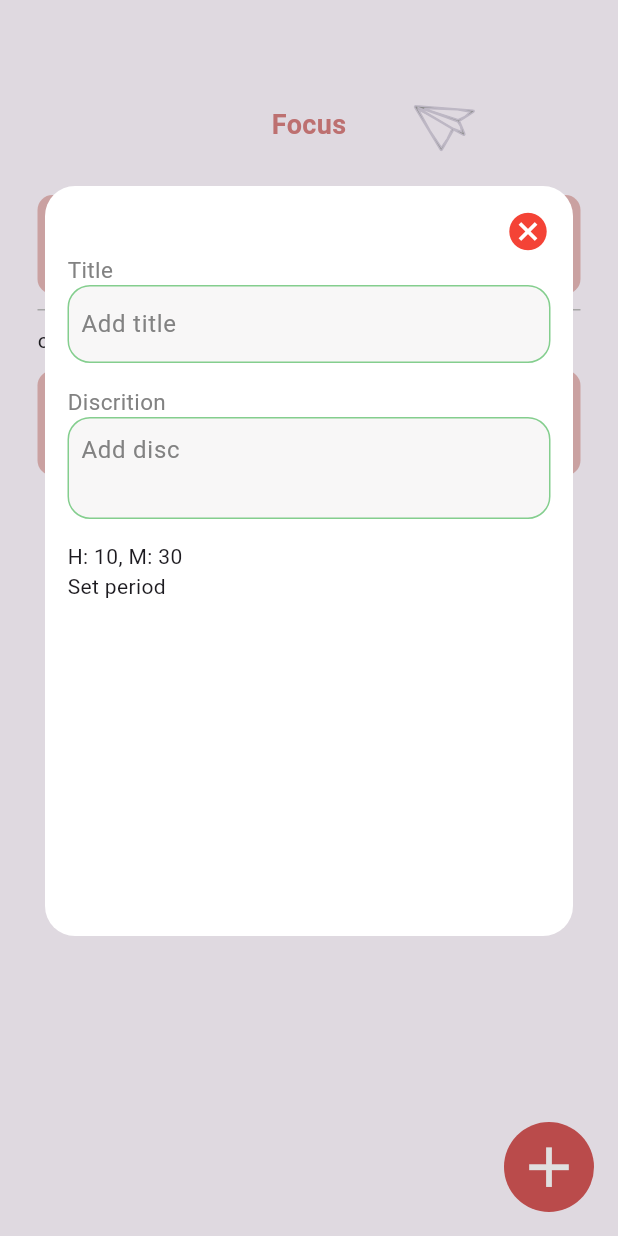
After one commit to Mohammed595/focus_area_app, a Flutter app: the HomeScreen screen opened by its route, after a tap on the "add" icon, on a phone screen of 412 x 824 dp. The commit adds this screen. Run offline on Flutter 3.47's test engine with Material 3 defaults, Android fonts, the phone set to English and light mode, and no system bars; our stand-ins replace flutter_svg, shared_preferences, smooth_page_indicator; accounts and stored records are empty.

Commit message:
design (titlecand discption text feild) and same widgets in add new custom

```diff
--- /dev/null
+++ b/lib/features/add_new_fucos.dart/view/screen/add_focus_screen.dart
@@ -0,0 +1,106 @@
+import 'package:flutter/material.dart';
+import 'package:focus_area_app/features/add_new_fucos.dart/view/widgets/custom_text_field_add_focus.dart';
+
+class AddNewFocus extends StatefulWidget {
+   AddNewFocus({super.key});
+
+  @override
+  State<AddNewFocus> createState() => _AddNewFocusState();
+}
+
+class _AddNewFocusState extends State<AddNewFocus> {
+  TimeOfDay timeOfDay = TimeOfDay.now();
+
+  @override
+  Widget build(BuildContext context) {
+
+    return Container(
+      height: 500,
+      width: double.infinity,
+      margin: const EdgeInsets.only(
+        bottom: 200,
+        left: 30,
+        right: 30,
+      ),
+      padding:const EdgeInsets.all(15),
+      decoration: BoxDecoration(
+        color: Colors.white,
+        borderRadius: BorderRadius.circular(20.0),
+      ),
+      child: Column(
+        crossAxisAlignment: CrossAxisAlignment.start,
+        children: [
+          // cancel btn
+          GestureDetector(
+            onTap: () {
+              Navigator.of(context).pop();
+            },
+            child: Container(
+              alignment: Alignment.topRight,
+              child: const Icon(
+                Icons.cancel,
+                color: Colors.red,
+                size: 30,
+              ),
+            ),
+          ),
+
+          // title form
+          const Text(
+            'Title',
+            style: TextStyle(
+              color: Color(0xff828282),
+              fontSize: 15,
+            ),
+          ),
+
+
+         const CustomTextFeildOfAddNewFocus(
+            isDic: false,// it's title
+          ),
+
+          const SizedBox(
+            height: 15,
+          ),
+
+           const Text(
+            'Discrition',
+            style: TextStyle(
+              color: Color(0xff828282),
+              fontSize: 15,
+            ),
+          ),
+         const CustomTextFeildOfAddNewFocus(isDic: true,),
+
+        const  SizedBox(
+            height: 15,
+          ),
+
+          // Period
+          Text('H: ${timeOfDay.hour}, M: ${timeOfDay.minute}'),
+
+          GestureDetector(
+            onTap: () async{
+              TimeOfDay? tt = await showTimePicker(context: context,
+              initialTime: timeOfDay);
+
+              if (tt != null){
+                setState(() {
+                  timeOfDay = tt;
+                });
+              }
+
+
+            },
+            child: Container(
+              child: Text ('Set period'),
+            ),
+          ),
+
+
+
+        ],
+      ),
+    );
+  }
+}
--- /dev/null
+++ b/lib/features/add_new_fucos.dart/view/widgets/custom_text_field_add_focus.dart
@@ -0,0 +1,38 @@
+
+import 'package:flutter/material.dart';
+
+class CustomTextFeildOfAddNewFocus extends StatelessWidget {
+  const CustomTextFeildOfAddNewFocus({super.key, required this.isDic});
+
+  final bool isDic;
+
+  @override
+  Widget build(BuildContext context) {
+    return Container(
+      // height: 45,
+      width: double.infinity,
+      padding: const EdgeInsets.only(top: 1, bottom: 1, left: 8, right: 8),
+      alignment: Alignment.centerRight,
+
+      decoration: BoxDecoration(
+          borderRadius: BorderRadius.circular(15),
+          color: Color.fromARGB(255, 248, 247, 247),
+          border: Border.all(
+            color: Color.fromARGB(255, 132, 206, 142),
+          )),
+
+      // form
+      child: TextField(
+        maxLines: isDic ? 2 : 1,
+        decoration: InputDecoration(
+          border: InputBorder.none,
+          hintText: isDic ? 'Add disc' : 'Add title',
+          hintStyle: TextStyle(
+            color: Color(0xff828282),
+            fontSize: 16,
+          ),
+        ),
+      ),
+    );
+  }
+}
--- a/lib/features/home_screen.dart/ui/screen/home_screen.dart
+++ b/lib/features/home_screen.dart/ui/screen/home_screen.dart
@@ -1,4 +1,5 @@
 import 'package:flutter/material.dart';
+import 'package:focus_area_app/features/add_new_fucos.dart/view/screen/add_focus_screen.dart';
 import 'package:focus_area_app/features/home_screen.dart/ui/widgets/app_bar_home_screen.dart';
 import 'package:focus_area_app/features/home_screen.dart/ui/widgets/custom_focus_widget.dart';
 import 'package:focus_area_app/features/home_screen.dart/ui/widgets/quick_focus_widget.dart';
@@ -9,6 +10,32 @@ class HomeScreen extends StatelessWidget {
   @override
   Widget build(BuildContext context) {
     return Scaffold(
+      floatingActionButton: GestureDetector(
+        onTap: () {
+          showModalBottomSheet(
+            context: context,
+            backgroundColor: Colors.transparent,
+            isScrollControlled: true,
+            barrierColor: Colors.black12,
+            builder: (BuildContext context) {
+              return  AddNewFocus();
+            },
+          );
+        },
+        child: Container(
+          height: 60,
+          width: 60,
+          decoration: BoxDecoration(
+            color: const Color(0xffD45555),
+            borderRadius: BorderRadius.circular(50),
+          ),
+          child: const Icon(
+            Icons.add,
+            size: 45,
+            color: Colors.white,
+          ),
+        ),
+      ),
       body: Container(
         padding:
             const EdgeInsets.only(left: 25, right: 25, top: 70, bottom: 20),
@@ -51,7 +78,7 @@ class HomeScreen extends StatelessWidget {
 
             // custom focus
 
-           const  CustomFocusWidget(),
+            const CustomFocusWidget(),
           ],
         ),
       ),
```
